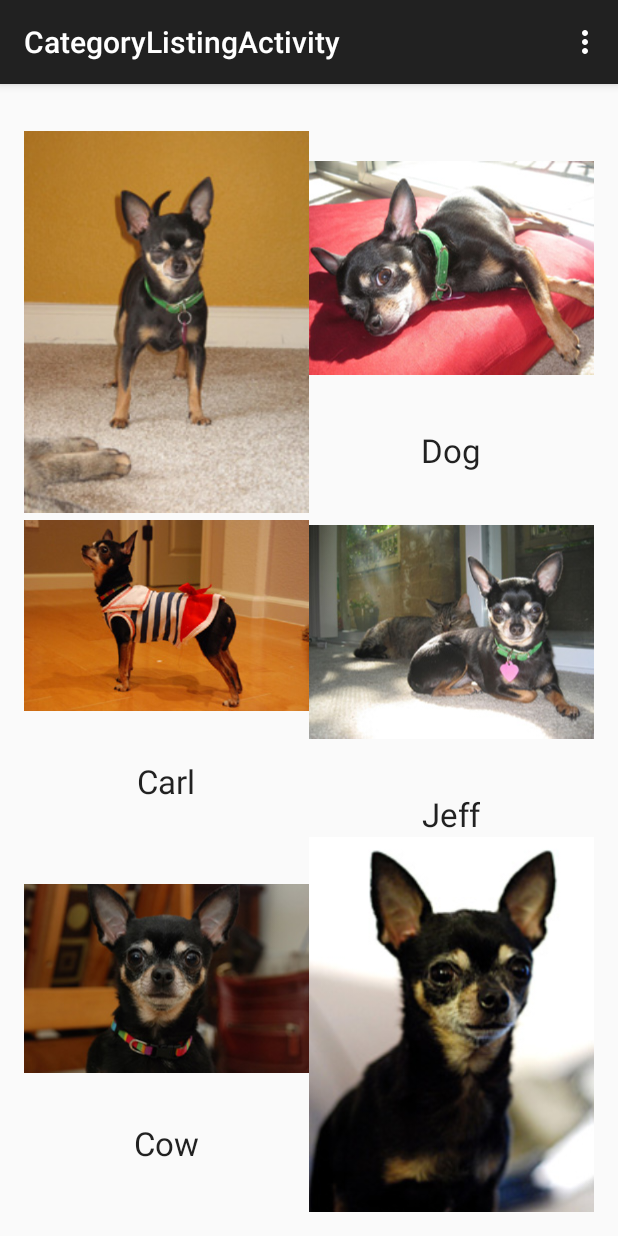
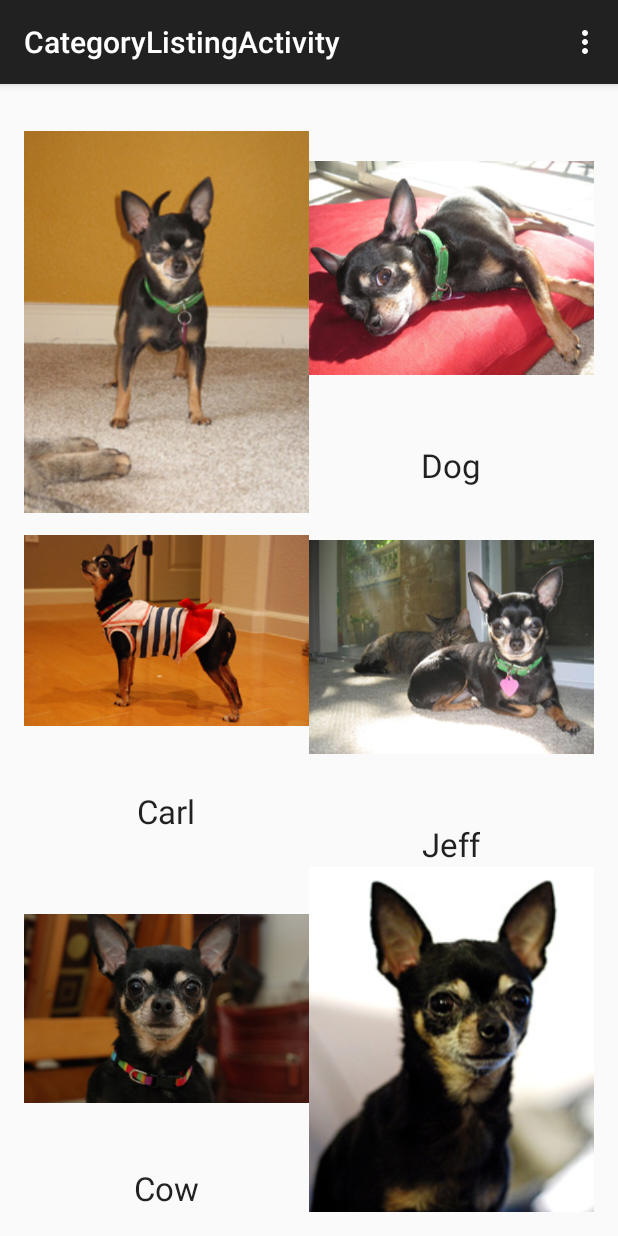
Before and after one commit to SpaceBeers/android-picture-cards, an Android app: the screen it shows after launch (CategoryListingActivity), on a phone screen of 412 x 824 dp. Run offline under Robolectric (Android 15) with nearby library versions, the phone set to English and light mode, and no system bars.

Commit message:
Correcting layout of the card details

```diff
--- a/app/src/main/res/layout/activity_card_detail.xml
+++ b/app/src/main/res/layout/activity_card_detail.xml
@@ -11,12 +11,14 @@
         android:layout_height="wrap_content"
         android:id="@+id/cardImageView"
         android:layout_alignParentTop="true"
-        android:layout_centerHorizontal="true" />
+        android:layout_centerHorizontal="true"
+        android:src="@drawable/sample_0" />
 
     <TextView
         android:layout_width="wrap_content"
         android:layout_height="wrap_content"
         android:textAppearance="?android:attr/textAppearanceLarge"
         android:text="Large Text"
+        android:layout_below="@id/cardImageView"
         android:id="@+id/cardNameView" />
 </RelativeLayout>
--- a/app/src/main/res/layout/card_layout.xml
+++ b/app/src/main/res/layout/card_layout.xml
@@ -1,26 +1,24 @@
 <?xml version="1.0" encoding="utf-8"?>
-<LinearLayout xmlns:android="http://schemas.android.com/apk/res/android"
-    android:orientation="vertical" android:layout_width="match_parent"
-    android:layout_height="match_parent">
-
-    <LinearLayout
+<RelativeLayout xmlns:android="http://schemas.android.com/apk/res/android"
     android:orientation="vertical"
-        android:layout_width="match_parent"
-        android:layout_height="match_parent"
+    android:layout_width="fill_parent"
+    android:layout_height="fill_parent"
     android:layout_gravity="center_horizontal">
 
     <ImageView
-            android:layout_width="wrap_content"
+        android:layout_width="fill_parent"
         android:layout_height="wrap_content"
         android:id="@+id/cardImageView"
-            android:layout_gravity="center_horizontal" />
+        android:layout_gravity="center_horizontal"
+        android:src="@drawable/sample_0" />
 
     <TextView
         android:layout_width="wrap_content"
         android:layout_height="wrap_content"
         android:textAppearance="?android:attr/textAppearanceLarge"
         android:text="Large Text"
+        android:layout_below="@id/cardImageView"
         android:id="@+id/cardTextView"
-            android:layout_gravity="center_horizontal" />
-    </LinearLayout>
-</LinearLayout>
+        android:layout_centerHorizontal="true"
+        android:layout_marginTop="10dp" />
+</RelativeLayout>
```
Lines whose indentation alone changed are shown as unchanged.
